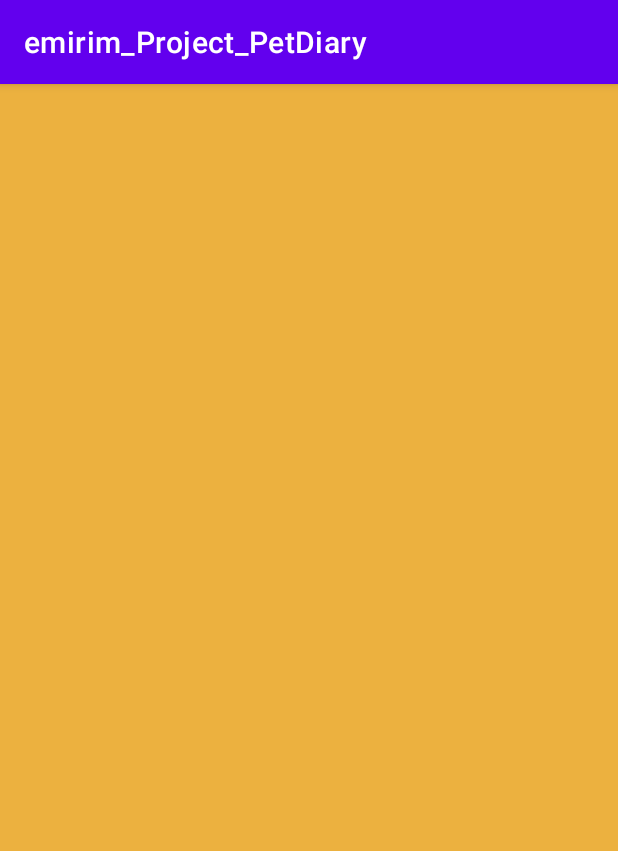
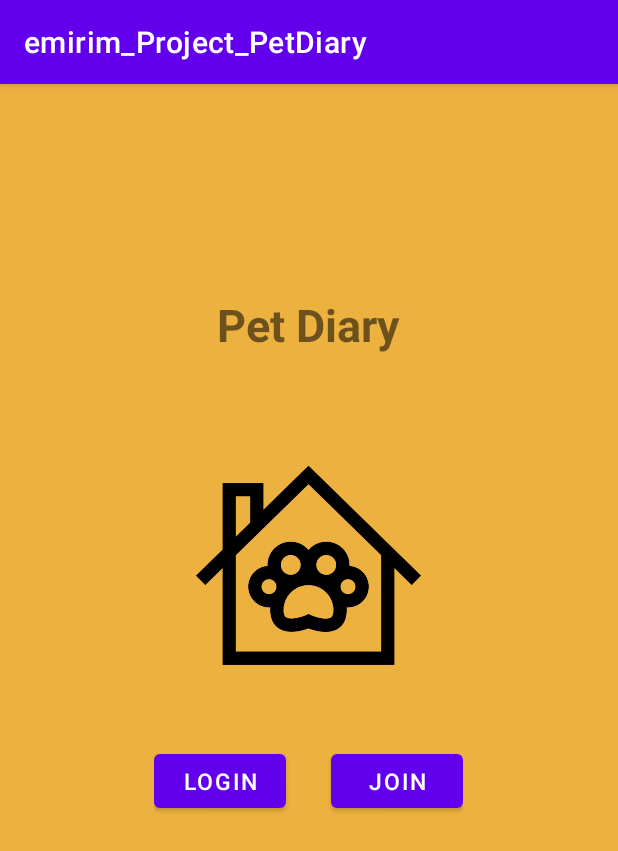
Before and after one commit to dana0221/emirim_Project_PetDiary, an Android app: the screen it shows after launch (MainActivity), on a phone screen of 412 x 824 dp. Shown: the top 851 px of the screen. Run offline under Robolectric (Android 15) with nearby library versions, the phone set to English and light mode, and no system bars.

Commit message:
Edit activity_main Commit

```diff
--- a/app/src/main/res/layout/activity_main.xml
+++ b/app/src/main/res/layout/activity_main.xml
@@ -10,5 +10,38 @@
     android:background="#ECB13F"
     tools:context=".MainActivity">
 
+    <TextView
+        android:layout_width="wrap_content"
+        android:layout_height="wrap_content"
+        android:layout_gravity="center_horizontal"
+        android:text="@string/main_title"
+        android:textSize="30sp"
+        android:textStyle="bold"
+        android:layout_marginTop="120dp"
+        android:layout_marginBottom="50dp"/>
 
+    <ImageView
+        android:layout_width="150dp"
+        android:layout_height="180dp"
+        android:src="@drawable/logo"
+        android:layout_marginBottom="30dp"/>
+
+    <LinearLayout
+        android:layout_width="wrap_content"
+        android:layout_height="wrap_content"
+        android:orientation="horizontal">
+
+        <Button
+            android:layout_width="match_parent"
+            android:layout_height="wrap_content"
+            android:text="@string/btn_login"
+            android:textSize="15sp"
+            android:layout_marginRight="30dp"/>
+
+        <Button
+            android:layout_width="match_parent"
+            android:layout_height="wrap_content"
+            android:text="@string/btn_join"
+            android:textSize="15sp"/>
+    </LinearLayout>
 </LinearLayout>
--- a/app/src/main/res/values/strings.xml
+++ b/app/src/main/res/values/strings.xml
@@ -1,4 +1,6 @@
 <resources>
     <string name="app_name">emirim_Project_PetDiary</string>
     <string name="main_title">Pet Diary</string>
+    <string name="btn_login">Login</string>
+    <string name="btn_join">Join</string>
 </resources>
```
Also changed, not shown: app/src/main/res/drawable/logo.png (added).
